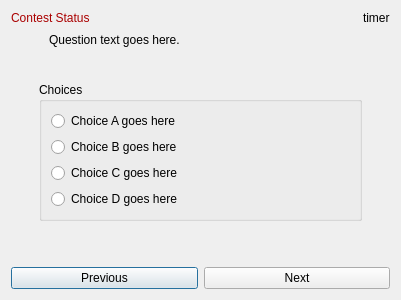
trigger-happy/Cerberus, file src/client/elims.ui: the form before one commit.
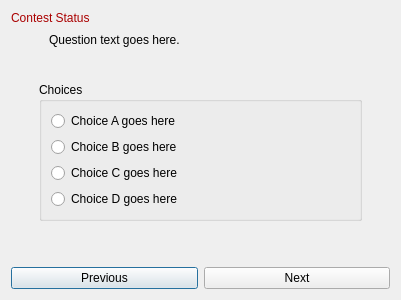
The form after the commit.

What changed in the file:
```diff
--- a/src/client/elims.ui
+++ b/src/client/elims.ui
@@ -94,7 +94,7 @@
       </sizepolicy>
      </property>
      <property name="text">
-      <string>timer</string>
+      <string/>
      </property>
     </widget>
    </item>
```
